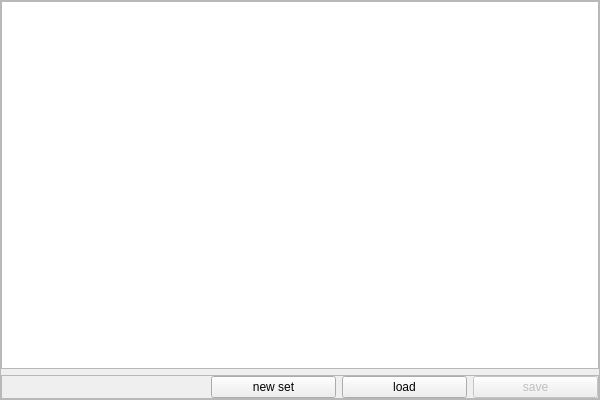
Old version of the form src/blackgui/components/dbownmodelsetcomponent.ui in the repository swift-project/pilotclient.
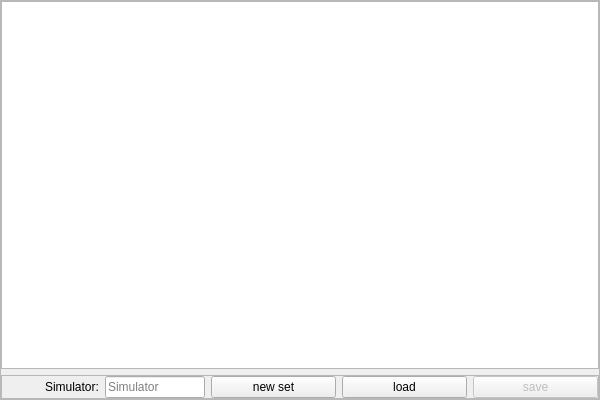
New version of the form. Custom widgets are drawn as their Qt base class.

Commit message: refs #618, allow to set and save model sets

What changed in the file:
```diff
--- a/src/blackgui/components/dbownmodelsetcomponent.ui
+++ b/src/blackgui/components/dbownmodelsetcomponent.ui
@@ -76,6 +76,29 @@
         </property>
        </spacer>
       </item>
+      <item>
+       <widget class="QLabel" name="lbl_Simulator">
+        <property name="text">
+         <string>Simulator:</string>
+        </property>
+       </widget>
+      </item>
+      <item>
+       <widget class="QLineEdit" name="le_Simulator">
+        <property name="maximumSize">
+         <size>
+          <width>100</width>
+          <height>16777215</height>
+         </size>
+        </property>
+        <property name="readOnly">
+         <bool>true</bool>
+        </property>
+        <property name="placeholderText">
+         <string>Simulator</string>
+        </property>
+       </widget>
+      </item>
       <item>
        <widget class="QPushButton" name="pb_CreateNewSet">
         <property name="minimumSize">
```
The commit also changes 2 other files.
